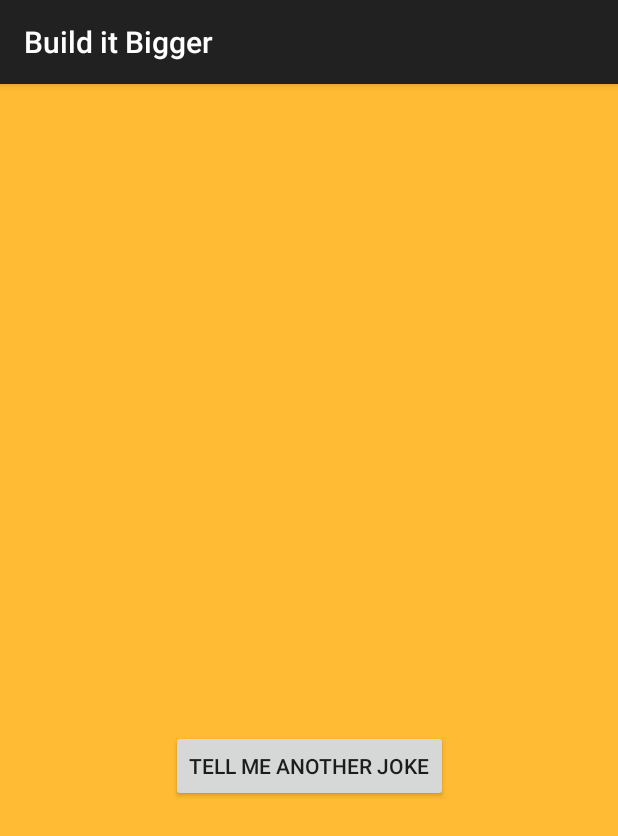
After one commit to cruzcamilo/GradleBuildItBigger, an Android app: the LibraryMainActivity screen opened directly, with no data from a screen before it, on a phone screen of 412 x 824 dp. The commit adds this screen. Shown: the top 836 px of the screen. Run offline under Robolectric (Android 15) with nearby library versions, the phone set to English and light mode, and no system bars.

Commit message:
feat: GCE pulls jokes from Java library
- Removes unnecessary dependency com.google.android.gms:play-services-ads:11.8.0 from paid version

```diff
--- a/BuildItBigger/app/src/main/AndroidManifest.xml
+++ b/BuildItBigger/app/src/main/AndroidManifest.xml
@@ -13,17 +13,13 @@
         android:label="@string/app_name"
         android:theme="@style/AppTheme"
         tools:ignore="GoogleAppIndexingWarning">
-        <!--This meta-data tag is required to use Google Play Services.-->
-        <meta-data
-            android:name="com.google.android.gms.version"
-            android:value="@integer/google_play_services_version" />
-
         <activity android:name=".MainActivity">
             <intent-filter>
                 <action android:name="android.intent.action.MAIN" />
                 <category android:name="android.intent.category.LAUNCHER" />
             </intent-filter>
         </activity>
+
         <!--Include the AdActivity configChanges and theme. -->
         <activity
             android:name="com.google.android.gms.ads.AdActivity"
--- a/BuildItBigger/backend/build.gradle
+++ b/BuildItBigger/backend/build.gradle
@@ -27,6 +27,8 @@ dependencies {
     implementation 'com.google.endpoints:endpoints-framework:2.0.9'
     implementation 'javax.inject:javax.inject:1'
 
+    implementation project(':sillyJokes')
+    implementation 'com.android.support:support-v4:28.0.0'
     implementation 'javax.servlet:servlet-api:2.5'
     implementation 'com.google.api-client:google-api-client:1.23.0'
     implementation 'com.google.http-client:google-http-client-android:1.23.0'
--- a/BuildItBigger/jokelibrary/build.gradle
+++ b/BuildItBigger/jokelibrary/build.gradle
@@ -27,6 +27,7 @@ android {
 dependencies {
     implementation fileTree(dir: 'libs', include: ['*.jar'])
 
+    implementation project(':sillyJokes')
     implementation 'com.android.support:appcompat-v7:27.1.1'
     implementation 'com.android.support.constraint:constraint-layout:1.1.2'
     testImplementation 'junit:junit:4.12'
--- a/BuildItBigger/jokelibrary/src/main/AndroidManifest.xml
+++ b/BuildItBigger/jokelibrary/src/main/AndroidManifest.xml
@@ -3,7 +3,7 @@
     package="com.example.android.jokelibrary">
 
     <application>
-        <activity android:name=".MainActivity"></activity>
+        <activity android:name=".LibraryMainActivity"></activity>
     </application>
 
 </manifest>
--- /dev/null
+++ b/BuildItBigger/jokelibrary/src/main/java/com/example/android/jokelibrary/LibraryMainActivity.java
@@ -0,0 +1,31 @@
+package com.example.android.jokelibrary;
+
+import android.os.Bundle;
+import android.support.v7.app.AppCompatActivity;
+import android.view.View;
+import android.widget.TextView;
+
+import com.example.android.sillyjokes.Jokes;
+
+public class LibraryMainActivity extends AppCompatActivity {
+
+
+    Jokes jokeGenerator = new Jokes();
+    String joke;
+    TextView jokeTv;
+
+    @Override
+    protected void onCreate(Bundle savedInstanceState) {
+        super.onCreate(savedInstanceState);
+        setContentView(R.layout.activity_main_library);
+
+        String joke = getIntent().getStringExtra("joke");
+        jokeTv = (TextView) findViewById(R.id.joke_tv);
+        jokeTv.setText(joke);
+    }
+
+    public void tellJoke(View view) {
+        joke = jokeGenerator.getJoke();
+        jokeTv.setText(joke);
+    }
+}
--- /dev/null
+++ b/BuildItBigger/jokelibrary/src/main/res/layout/activity_main_library.xml
@@ -0,0 +1,39 @@
+<?xml version="1.0" encoding="utf-8"?>
+<android.support.constraint.ConstraintLayout xmlns:android="http://schemas.android.com/apk/res/android"
+    xmlns:app="http://schemas.android.com/apk/res-auto"
+    xmlns:tools="http://schemas.android.com/tools"
+    android:layout_width="match_parent"
+    android:layout_height="match_parent"
+    android:background="@android:color/holo_orange_light"
+    tools:context=".LibraryMainActivity">
+
+    <TextView
+        android:id="@+id/joke_tv"
+        android:layout_width="wrap_content"
+        android:layout_height="wrap_content"
+        android:layout_marginBottom="8dp"
+        android:layout_marginEnd="8dp"
+        android:layout_marginLeft="8dp"
+        android:layout_marginRight="8dp"
+        android:layout_marginStart="8dp"
+        android:layout_marginTop="8dp"
+        android:textAppearance="@style/TextAppearance.AppCompat.Large"
+        android:textColor="@android:color/black"
+        app:layout_constraintBottom_toBottomOf="parent"
+        app:layout_constraintEnd_toEndOf="parent"
+        app:layout_constraintHorizontal_bias="0.5"
+        app:layout_constraintStart_toStartOf="parent"
+        app:layout_constraintTop_toTopOf="parent"
+        tools:text="Once upon a time" />
+
+    <Button
+        android:layout_width="wrap_content"
+        android:layout_height="wrap_content"
+        android:layout_marginTop="32dp"
+        android:text="@string/another_joke"
+        android:onClick="tellJoke"
+        app:layout_constraintEnd_toEndOf="parent"
+        app:layout_constraintStart_toStartOf="parent"
+        app:layout_constraintTop_toBottomOf="@+id/joke_tv" />
+
+</android.support.constraint.ConstraintLayout>
--- a/BuildItBigger/jokelibrary/src/main/res/values/strings.xml
+++ b/BuildItBigger/jokelibrary/src/main/res/values/strings.xml
@@ -1,3 +1,4 @@
 <resources>
     <string name="app_name">jokeLibrary</string>
+    <string name="another_joke">Tell me another joke</string>
 </resources>
--- a/BuildItBigger/sillyJokes/src/main/java/com/example/android/sillyjokes/Jokes.java
+++ b/BuildItBigger/sillyJokes/src/main/java/com/example/android/sillyjokes/Jokes.java
@@ -4,40 +4,28 @@ import java.util.Random;
 
 public class Jokes {
 
-    private String joke;
     private Random random = new Random();
+    private String [] jokes = new String[7];
+
+    public Jokes(){
+        jokes[0] = "I poured root beer in a square glass.\n" +
+                "Now I just have beer.";
+        jokes[1] = "My friend says to me: \"What rhymes with orange\"\n" +
+                "I said: \"no it doesn't\"";
+        jokes[2] = "And God said to John, come forth and you shall be granted eternal life.\n" +
+                "But John came fifth and won a toaster.";
+        jokes[3] = "What do you call a dog that does magic tricks?\n" +
+                "A labracadabrador.";
+        jokes[4] = "People in Dubai don't like the Flintstones.\n" +
+                "But people in Abu Dhabi do!";
+        jokes[5] = "What's the difference between a musician and a 14-inch pizza? \n" +
+                "A 14-inch pizza can feed a family of four";
+        jokes[6] = "Where did the music teacher leave her keys? \n" +
+                "In the piano!";
+    }
 
     public String getJoke() {
-        int numJoke = randInt(0,4);
-
-        switch (numJoke){
-            case 0:
-                joke = "I poured root beer in a square glass.\n" +
-                        "Now I just have beer.";
-                break;
-            case 1:
-                joke = "My friend says to me: \"What rhymes with orange\"\n" +
-                        "I said: \"no it doesn't\"\n";
-                break;
-            case 2:
-                joke = "And God said to John, come forth and you shall be granted eternal life.\n" +
-                        "But John came fifth and won a toaster.";
-                break;
-            case 3:
-                joke = "What do you call a dog that does magic tricks?\n" +
-                        "A labracadabrador.\n";
-                break;
-            case 4:
-                joke = "People in Dubai don't like the Flintstones.\n" +
-                        "But people in Abu Dhabi do!\n";
-                break;
-        }
-        return joke;
-    }
-    // Taken from: https://stackoverflow.com/questions/2444019/
-    // how-do-i-generate-a-random-integer-between-min-and-max-in-java/40984753
-    private int randInt(int min, int max) {
-        int randomNum = random.nextInt((max + 1 - min) + min);
-        return randomNum;
+        int numJoke = random.nextInt(6);
+        return jokes[numJoke];
     }
 }
```
Also changed, not shown: BuildItBigger/app/build.gradle (+11 -9 lines), BuildItBigger/app/src/main/java/com/udacity/gradle/builditbigger/MainActivity.java (+8 -6 lines), BuildItBigger/app/src/main/res/layout/fragment_main.xml (+0 -9 lines), BuildItBigger/backend/src/main/java/com/udacity/gradle/builditbigger/backend/MyEndpoint.java (+5 -3 lines), BuildItBigger/build.gradle (+4 -4 lines), BuildItBigger/jokelibrary/src/main/java/com/example/android/jokelibrary/MainActivity.java (deleted, +0 -13 lines), BuildItBigger/jokelibrary/src/main/res/layout/activity_main.xml (deleted, +0 -28 lines), BuildItBigger/app/src/main/res/layout/activity_main.xml (line endings or trailing spaces), BuildItBigger/gradle/wrapper/gradle-wrapper.properties, 85 other files.
